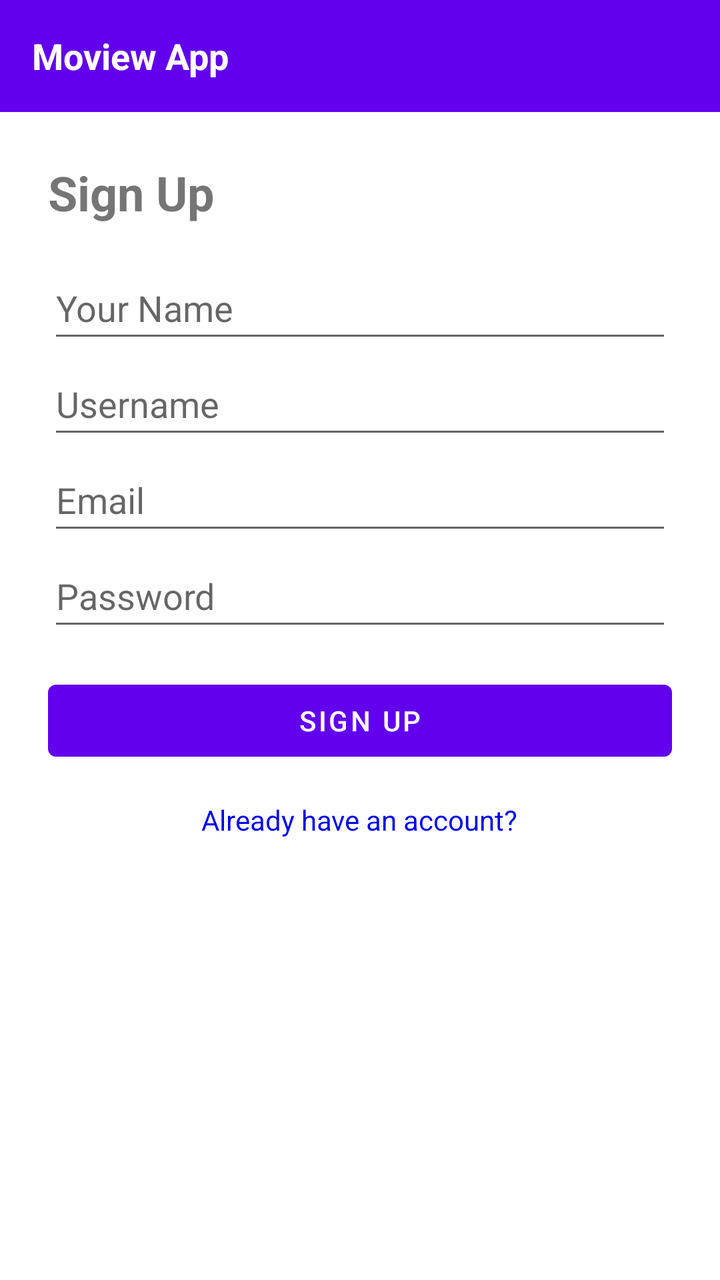
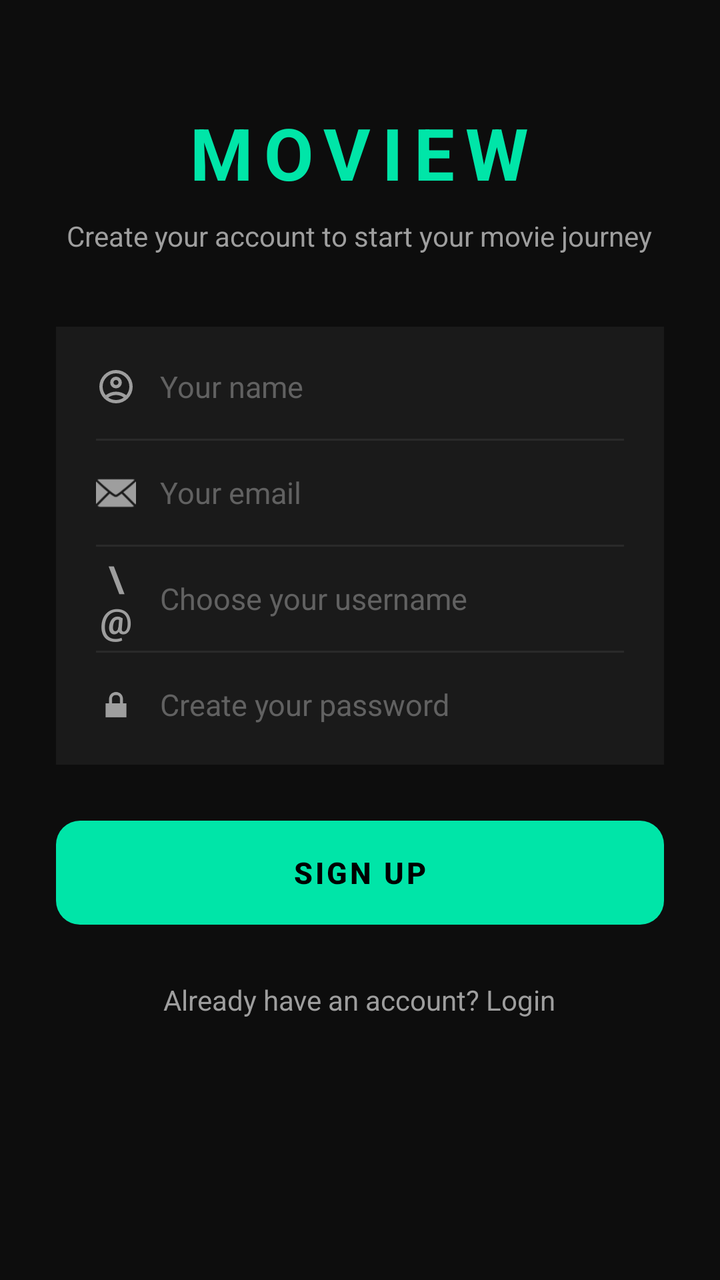

The first picture is an Android layout as it rendered before a commit; the second is the same layout after the commit. The layout source and the unified diff follow.
<!-- AndroidManifest.xml: activity theme Theme.MoviewApp.NoActionBar -->
<!-- res/layout/activity_sign_up.xml -->
<?xml version="1.0" encoding="utf-8"?>
<LinearLayout xmlns:android="http://schemas.android.com/apk/res/android"
    android:id="@+id/main"
    android:layout_width="match_parent"
    android:layout_height="match_parent"
    android:orientation="vertical">

    
    <LinearLayout
        android:layout_width="match_parent"
        android:layout_height="56dp"
        android:background="#6200EE"
        android:gravity="center_vertical"
        android:paddingStart="16dp"
        android:paddingEnd="16dp">

        <TextView
            android:layout_width="wrap_content"
            android:layout_height="wrap_content"
            android:text="Moview App"
            android:textColor="#FFFFFF"
            android:textSize="18sp"
            android:textStyle="bold" />
    </LinearLayout>

    
    <ScrollView
        android:layout_width="match_parent"
        android:layout_height="match_parent">

        <LinearLayout
            android:layout_width="match_parent"
            android:layout_height="wrap_content"
            android:orientation="vertical"
            android:padding="24dp">

            <TextView
                android:layout_width="wrap_content"
                android:layout_height="wrap_content"
                android:text="Sign Up"
                android:textSize="24sp"
                android:textStyle="bold"
                android:layout_marginBottom="16dp" />

            <EditText
                android:id="@+id/etName"
                android:layout_width="match_parent"
                android:layout_height="wrap_content"
                android:minHeight="48dp"
                android:hint="Your Name"
                android:inputType="textPersonName"/>

            <EditText
                android:id="@+id/etUsername"
                android:layout_width="match_parent"
                android:layout_height="wrap_content"
                android:minHeight="48dp"
                android:hint="Username" />

            <EditText
                android:id="@+id/etEmail"
                android:layout_width="match_parent"
                android:layout_height="wrap_content"
                android:minHeight="48dp"
                android:hint="Email" />

            <EditText
                android:id="@+id/etPassword"
                android:layout_width="match_parent"
                android:layout_height="wrap_content"
                android:minHeight="48dp"
                android:hint="Password"
                android:inputType="textPassword" />

            <Button
                android:id="@+id/btnSignUp"
                android:layout_width="match_parent"
                android:layout_height="wrap_content"
                android:layout_marginTop="16dp"
                android:text="Sign Up" />

            <TextView
                android:id="@+id/tvLogin"
                android:layout_width="wrap_content"
                android:layout_height="wrap_content"
                android:layout_marginTop="16dp"
                android:minHeight="48dp"
                android:layout_gravity="center_horizontal"
                android:text="Already have an account?"
                android:textColor="#0000EE"
                android:clickable="true"
                android:focusable="true" />

        </LinearLayout>
    </ScrollView>
</LinearLayout>
<!-- resources referenced by this layout -->
<resources>
  <style name="Theme.MoviewApp.NoActionBar" parent="Theme.MaterialComponents.DayNight.NoActionBar">
          <item name="colorPrimary">@color/purple_500</item>
          <item name="colorPrimaryVariant">@color/purple_700</item>
          <item name="colorOnPrimary">@color/white</item>
          <item name="colorSecondary">@color/teal_200</item>
          <item name="colorSecondaryVariant">@color/teal_700</item>
          <item name="colorOnSecondary">@color/black</item>
          <item name="android:statusBarColor">?attr/colorPrimaryVariant</item>
      </style>
  <color name="purple_500">#FF6200EE</color>
  <color name="purple_700">#FF3700B3</color>
  <color name="white">#FFFFFFFF</color>
  <color name="teal_200">#FF03DAC5</color>
  <color name="teal_700">#FF018786</color>
  <color name="black">#FF000000</color>
</resources>

<!-- the commit's change to res/layout/activity_sign_up.xml (unified diff, before → after) -->
@@ -1,96 +1,200 @@
 <?xml version="1.0" encoding="utf-8"?>
-<LinearLayout xmlns:android="http://schemas.android.com/apk/res/android"
-    android:id="@+id/main"
+<ScrollView xmlns:android="http://schemas.android.com/apk/res/android"
+    xmlns:app="http://schemas.android.com/apk/res-auto"
     android:layout_width="match_parent"
     android:layout_height="match_parent"
-    android:orientation="vertical">
-
-    
+    android:background="#0D0D0D"
+    android:fillViewport="true">
+
     <LinearLayout
         android:layout_width="match_parent"
-        android:layout_height="56dp"
-        android:background="#6200EE"
-        android:gravity="center_vertical"
-        android:paddingStart="16dp"
-        android:paddingEnd="16dp">
-
+        android:layout_height="wrap_content"
+        android:orientation="vertical"
+        android:padding="28dp">
+
+        
         <TextView
             android:layout_width="wrap_content"
             android:layout_height="wrap_content"
-            android:text="Moview App"
-            android:textColor="#FFFFFF"
-            android:textSize="18sp"
-            android:textStyle="bold" />
-    </LinearLayout>
-
-    
-    <ScrollView
-        android:layout_width="match_parent"
-        android:layout_height="match_parent">
-
+            android:layout_gravity="center_horizontal"
+            android:layout_marginTop="24dp"
+            android:text="MOVIEW"
+            android:textColor="#00E5A8"
+            android:textSize="36sp"
+            android:textStyle="bold"
+            android:letterSpacing="0.15" />
+
+        <TextView
+            android:layout_width="wrap_content"
+            android:layout_height="wrap_content"
+            android:layout_gravity="center_horizontal"
+            android:layout_marginTop="8dp"
+            android:layout_marginBottom="36dp"
+            android:text="Create your account to start your movie journey"
+            android:textColor="#9E9E9E"
+            android:textSize="14sp"
+            android:gravity="center" />
+
+        
         <LinearLayout
             android:layout_width="match_parent"
             android:layout_height="wrap_content"
             android:orientation="vertical"
-            android:padding="24dp">
-
-            <TextView
-                android:layout_width="wrap_content"
-                android:layout_height="wrap_content"
-                android:text="Sign Up"
-                android:textSize="24sp"
-                android:textStyle="bold"
-                android:layout_marginBottom="16dp" />
-
-            <EditText
-                android:id="@+id/etName"
-                android:layout_width="match_parent"
-                android:layout_height="wrap_content"
-                android:minHeight="48dp"
-                android:hint="Your Name"
-                android:inputType="textPersonName"/>
-
-            <EditText
-                android:id="@+id/etUsername"
-                android:layout_width="match_parent"
-                android:layout_height="wrap_content"
-                android:minHeight="48dp"
-                android:hint="Username" />
-
-            <EditText
-                android:id="@+id/etEmail"
-                android:layout_width="match_parent"
-                android:layout_height="wrap_content"
-                android:minHeight="48dp"
-                android:hint="Email" />
-
-            <EditText
-                android:id="@+id/etPassword"
-                android:layout_width="match_parent"
-                android:layout_height="wrap_content"
-                android:minHeight="48dp"
-                android:hint="Password"
-                android:inputType="textPassword" />
-
-            <Button
-                android:id="@+id/btnSignUp"
-                android:layout_width="match_parent"
-                android:layout_height="wrap_content"
-                android:layout_marginTop="16dp"
-                android:text="Sign Up" />
-
-            <TextView
-                android:id="@+id/tvLogin"
-                android:layout_width="wrap_content"
-                android:layout_height="wrap_content"
-                android:layout_marginTop="16dp"
-                android:minHeight="48dp"
-                android:layout_gravity="center_horizontal"
-                android:text="Already have an account?"
-                android:textColor="#0000EE"
-                android:clickable="true"
-                android:focusable="true" />
-
+            android:background="#1A1A1A"
+            android:padding="4dp">
+
+            
+            <LinearLayout
+                android:layout_width="match_parent"
+                android:layout_height="52dp"
+                android:orientation="horizontal"
+                android:gravity="center_vertical"
+                android:paddingStart="16dp"
+                android:paddingEnd="16dp">
+
+                <ImageView
+                    android:layout_width="20dp"
+                    android:layout_height="20dp"
+                    android:src="@drawable/outline_account_circle_24"
+                    app:tint="#9E9E9E" />
+
+                <EditText
+                    android:id="@+id/etName"
+                    android:layout_width="match_parent"
+                    android:layout_height="match_parent"
+                    android:background="@null"
+                    android:hint="Your name"
+                    android:textColorHint="#616161"
+                    android:textColor="#FFFFFF"
+                    android:textSize="15sp"
+                    android:paddingStart="12dp"
+                    android:inputType="textPersonName"
+                    android:singleLine="true" />
+            </LinearLayout>
+
+            <View android:layout_width="match_parent" android:layout_height="1dp" android:background="#2A2A2A" android:layout_marginStart="16dp" android:layout_marginEnd="16dp" />
+
+            
+            <LinearLayout
+                android:layout_width="match_parent"
+                android:layout_height="52dp"
+                android:orientation="horizontal"
+                android:gravity="center_vertical"
+                android:paddingStart="16dp"
+                android:paddingEnd="16dp">
+
+                <ImageView
+                    android:layout_width="20dp"
+                    android:layout_height="20dp"
+                    android:src="@android:drawable/ic_dialog_email"
+                    app:tint="#9E9E9E" />
+
+                <EditText
+                    android:id="@+id/etEmail"
+                    android:layout_width="match_parent"
+                    android:layout_height="match_parent"
+                    android:background="@null"
+                    android:hint="Your email"
+                    android:textColorHint="#616161"
+                    android:textColor="#FFFFFF"
+                    android:textSize="15sp"
+                    android:paddingStart="12dp"
+                    android:inputType="textEmailAddress"
+                    android:singleLine="true" />
+            </LinearLayout>
+
+            <View android:layout_width="match_parent" android:layout_height="1dp" android:background="#2A2A2A" android:layout_marginStart="16dp" android:layout_marginEnd="16dp" />
+
+            
+            <LinearLayout
+                android:layout_width="match_parent"
+                android:layout_height="52dp"
+                android:orientation="horizontal"
+                android:gravity="center_vertical"
+                android:paddingStart="16dp"
+                android:paddingEnd="16dp">
+
+                <TextView
+                    android:layout_width="20dp"
+                    android:layout_height="wrap_content"
+                    android:text="\@"
+                    android:textColor="#9E9E9E"
+                    android:textSize="18sp"
+                    android:textStyle="bold"
+                    android:gravity="center" />
+
+                <EditText
+                    android:id="@+id/etUsername"
+                    android:layout_width="match_parent"
+                    android:layout_height="match_parent"
+                    android:background="@null"
+                    android:hint="Choose your username"
+                    android:textColorHint="#616161"
+                    android:textColor="#FFFFFF"
+                    android:textSize="15sp"
+                    android:paddingStart="12dp"
+                    android:singleLine="true" />
+            </LinearLayout>
+
+            <View android:layout_width="match_parent" android:layout_height="1dp" android:background="#2A2A2A" android:layout_marginStart="16dp" android:layout_marginEnd="16dp" />
+
+            
+            <LinearLayout
+                android:layout_width="match_parent"
+                android:layout_height="52dp"
+                android:orientation="horizontal"
+                android:gravity="center_vertical"
+                android:paddingStart="16dp"
+                android:paddingEnd="16dp">
+
+                <ImageView
+                    android:layout_width="20dp"
+                    android:layout_height="20dp"
+                    android:src="@android:drawable/ic_lock_lock"
+                    app:tint="#9E9E9E" />
+
+                <EditText
+                    android:id="@+id/etPassword"
+                    android:layout_width="match_parent"
+                    android:layout_height="match_parent"
+                    android:background="@null"
+                    android:hint="Create your password"
+                    android:textColorHint="#616161"
+                    android:textColor="#FFFFFF"
+                    android:textSize="15sp"
+                    android:paddingStart="12dp"
+                    android:inputType="textPassword"
+                    android:singleLine="true" />
+            </LinearLayout>
         </LinearLayout>
-    </ScrollView>
-</LinearLayout>
+
+        
+        <Button
+            android:id="@+id/btnSignUp"
+            android:layout_width="match_parent"
+            android:layout_height="52dp"
+            android:layout_marginTop="28dp"
+            android:text="SIGN UP"
+            android:textColor="#000000"
+            android:textSize="15sp"
+            android:textStyle="bold"
+            android:background="@drawable/bg_button_green"
+            android:stateListAnimator="@null" />
+
+        
+        <TextView
+            android:id="@+id/tvLogin"
+            android:layout_width="wrap_content"
+            android:layout_height="wrap_content"
+            android:layout_gravity="center_horizontal"
+            android:layout_marginTop="20dp"
+            android:paddingTop="8dp"
+            android:paddingBottom="8dp"
+            android:text="Already have an account? Login"
+            android:textColor="#9E9E9E"
+            android:textSize="14sp"
+            android:clickable="true"
+            android:focusable="true" />
+
+    </LinearLayout>
+</ScrollView>
<!-- resource entries referenced after the edit -->
@@ -1,19 +1,35 @@
 <!-- resources referenced by this layout -->
 <resources>
+  <!-- drawable bg_button_green (drawable) -->
+  <?xml version="1.0" encoding="utf-8"?>
+  <shape xmlns:android="http://schemas.android.com/apk/res/android"
+      android:shape="rectangle">
+      <solid android:color="#00E5A8" />
+      <corners android:radius="12dp" />
+  </shape>
+  <!-- drawable outline_account_circle_24 (drawable) -->
+  <vector xmlns:android="http://schemas.android.com/apk/res/android" android:height="24dp" android:tint="#9D9D9D" android:viewportHeight="960" android:viewportWidth="960" android:width="24dp">
+        
+      <path android:fillColor="@android:color/white" android:pathData="M234,684Q285,645 348,622.5Q411,600 480,600Q549,600 612,622.5Q675,645 726,684Q761,643 780.5,591Q800,539 800,480Q800,347 706.5,253.5Q613,160 480,160Q347,160 253.5,253.5Q160,347 160,480Q160,539 179.5,591Q199,643 234,684ZM380.5,479.5Q340,439 340,380Q340,321 380.5,280.5Q421,240 480,240Q539,240 579.5,280.5Q620,321 620,380Q620,439 579.5,479.5Q539,520 480,520Q421,520 380.5,479.5ZM480,880Q397,880 324,848.5Q251,817 197,763Q143,709 111.5,636Q80,563 80,480Q80,397 111.5,324Q143,251 197,197Q251,143 324,111.5Q397,80 480,80Q563,80 636,111.5Q709,143 763,197Q817,251 848.5,324Q880,397 880,480Q880,563 848.5,636Q817,709 763,763Q709,817 636,848.5Q563,880 480,880ZM580,784.5Q627,769 666,740Q627,711 580,695.5Q533,680 480,680Q427,680 380,695.5Q333,711 294,740Q333,769 380,784.5Q427,800 480,800Q533,800 580,784.5ZM523,423Q540,406 540,380Q540,354 523,337Q506,320 480,320Q454,320 437,337Q420,354 420,380Q420,406 437,423Q454,440 480,440Q506,440 523,423ZM480,380Q480,380 480,380Q480,380 480,380Q480,380 480,380Q480,380 480,380Q480,380 480,380Q480,380 480,380Q480,380 480,380Q480,380 480,380ZM480,740Q480,740 480,740Q480,740 480,740Q480,740 480,740Q480,740 480,740Q480,740 480,740Q480,740 480,740Q480,740 480,740Q480,740 480,740Z"/>
+      
+  </vector>
   <style name="Theme.MoviewApp.NoActionBar" parent="Theme.MaterialComponents.DayNight.NoActionBar">
-          <item name="colorPrimary">@color/purple_500</item>
-          <item name="colorPrimaryVariant">@color/purple_700</item>
-          <item name="colorOnPrimary">@color/white</item>
+          <item name="colorPrimary">#00E5A8</item>
+          <item name="colorPrimaryVariant">#00E5A8</item>
+          <item name="colorOnPrimary">@color/black</item>
           <item name="colorSecondary">@color/teal_200</item>
           <item name="colorSecondaryVariant">@color/teal_700</item>
           <item name="colorOnSecondary">@color/black</item>
           <item name="android:statusBarColor">?attr/colorPrimaryVariant</item>
+  
+          
+          <item name="materialButtonStyle">@style/Widget.MoviewApp.Button</item>
       </style>
-  <color name="purple_500">#FF6200EE</color>
-  <color name="purple_700">#FF3700B3</color>
-  <color name="white">#FFFFFFFF</color>
   <color name="teal_200">#FF03DAC5</color>
   <color name="teal_700">#FF018786</color>
+  <style name="Widget.MoviewApp.Button" parent="Widget.MaterialComponents.Button">
+          <item name="backgroundTint">@null</item>
+      </style>
   <color name="black">#FF000000</color>
 </resources>
 
